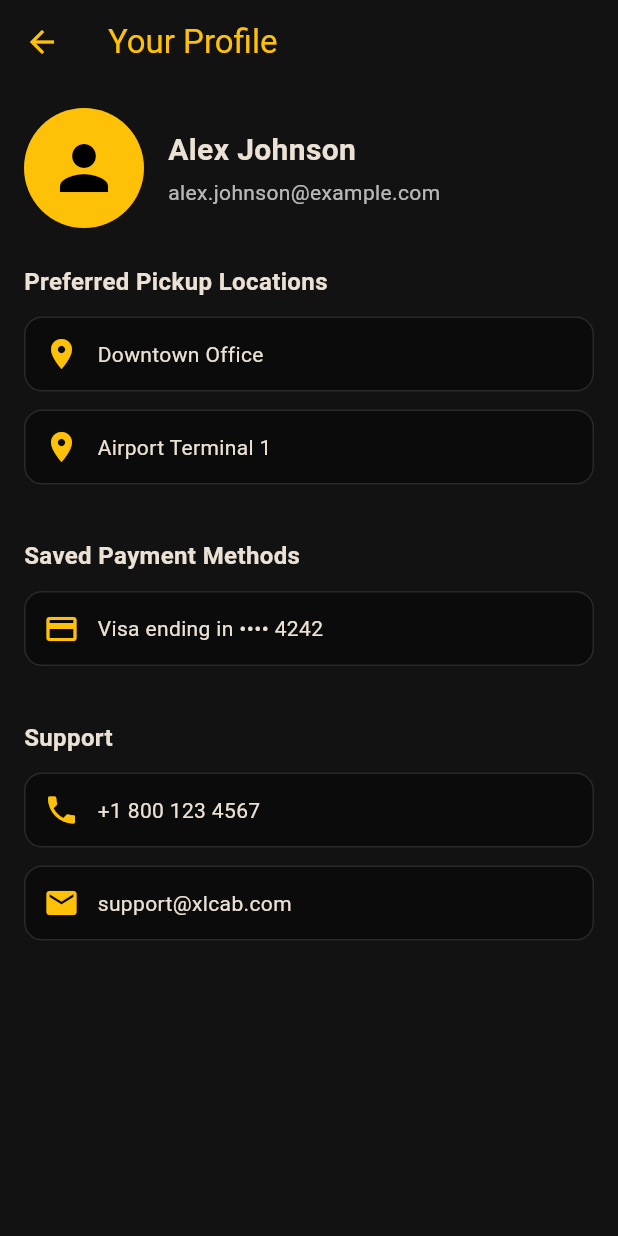
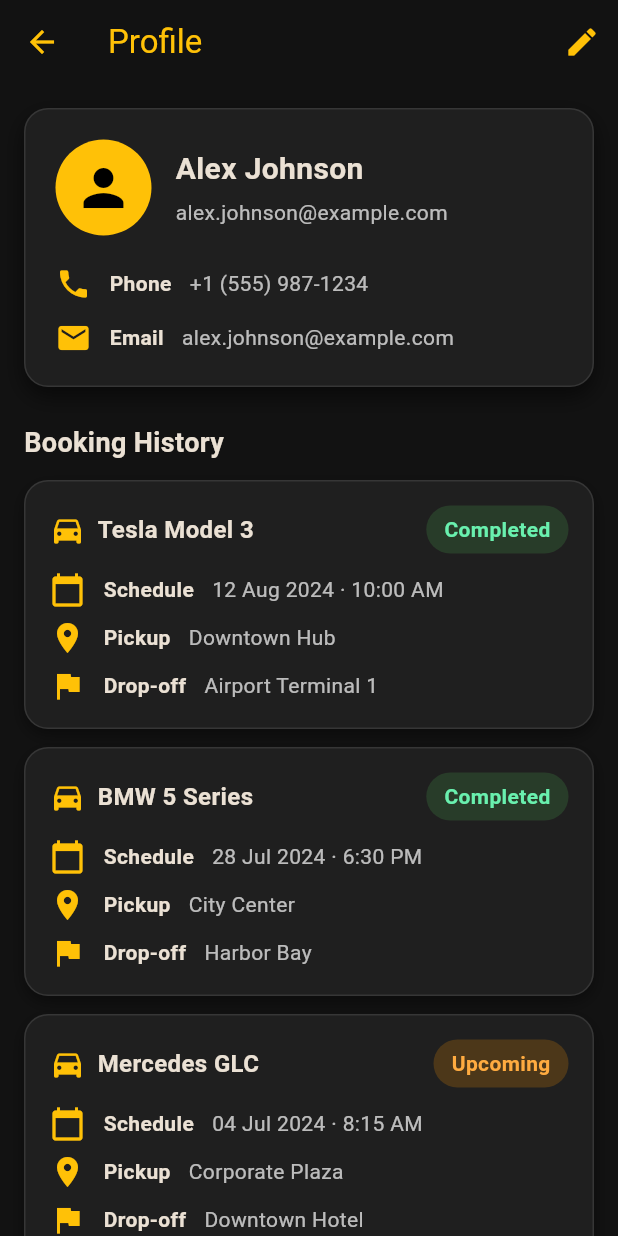
Before and after one commit to Saurabhcoder-cloud/xlcab, a Flutter app: the ProfileScreen screen opened by its route, on a phone screen of 412 x 824 dp. Run offline on Flutter 3.47's test engine with Material 3 defaults, Android fonts, the phone set to English and light mode, and no system bars; network calls fail.

Commit message:
Revamp profile screen with booking history

```diff
--- a/lib/main.dart
+++ b/lib/main.dart
@@ -1113,107 +1113,315 @@
   }
 }
 
-/// Profile screen displaying saved user information and preferences.
+/// Profile screen displaying high-level user information and booking history.
 class ProfileScreen extends StatelessWidget {
   const ProfileScreen({super.key});
 
   static const String routeName = '/profile';
 
+  static const _MockUser _user = _MockUser(
+    name: 'Alex Johnson',
+    email: 'alex.johnson@example.com',
+    phone: '+1 (555) 987-1234',
+  );
+
+  static const List<_BookingHistoryItem> _bookingHistory = <_BookingHistoryItem>[
+    _BookingHistoryItem(
+      carName: 'Tesla Model 3',
+      pickupLocation: 'Downtown Hub',
+      dropLocation: 'Airport Terminal 1',
+      dateLabel: '12 Aug 2024 · 10:00 AM',
+      status: 'Completed',
+    ),
+    _BookingHistoryItem(
+      carName: 'BMW 5 Series',
+      pickupLocation: 'City Center',
+      dropLocation: 'Harbor Bay',
+      dateLabel: '28 Jul 2024 · 6:30 PM',
+      status: 'Completed',
+    ),
+    _BookingHistoryItem(
+      carName: 'Mercedes GLC',
+      pickupLocation: 'Corporate Plaza',
+      dropLocation: 'Downtown Hotel',
+      dateLabel: '04 Jul 2024 · 8:15 AM',
+      status: 'Upcoming',
+    ),
+  ];
+
   @override
   Widget build(BuildContext context) {
     return Scaffold(
-      appBar: AppBar(title: const Text('Your Profile')),
-      body: Padding(
+      appBar: AppBar(
+        title: const Text('Profile'),
+        actions: [
+          IconButton(
+            icon: const Icon(Icons.edit),
+            tooltip: 'Edit profile',
+            onPressed: () {},
+          ),
+        ],
+      ),
+      body: SafeArea(
+        child: SingleChildScrollView(
           padding: const EdgeInsets.all(16),
+          child: Column(
+            crossAxisAlignment: CrossAxisAlignment.start,
+            children: [
+              _ProfileHeader(user: _user),
+              const SizedBox(height: 24),
+              const Text(
+                'Booking History',
+                style: TextStyle(fontSize: 18, fontWeight: FontWeight.w600),
+              ),
+              const SizedBox(height: 12),
+              if (_bookingHistory.isEmpty)
+                Container(
+                  padding: const EdgeInsets.all(16),
+                  decoration: _cardDecoration,
+                  child: const Text('No bookings yet. Start exploring our cars!'),
+                )
+              else
+                Column(
+                  children: _bookingHistory
+                      .map((item) => Padding(
+                            padding: const EdgeInsets.only(bottom: 12),
+                            child: _BookingHistoryCard(item: item),
+                          ))
+                      .toList(),
+                ),
+              const SizedBox(height: 32),
+              Align(
+                alignment: Alignment.centerLeft,
+                child: OutlinedButton.icon(
+                  onPressed: () {},
+                  icon: const Icon(Icons.logout),
+                  label: const Text('Log Out'),
+                  style: OutlinedButton.styleFrom(
+                    foregroundColor: const Color(0xFFFFC107),
+                    side: const BorderSide(color: Color(0xFFFFC107)),
+                    padding: const EdgeInsets.symmetric(horizontal: 20, vertical: 12),
+                  ),
+                ),
+              ),
+            ],
+          ),
+        ),
+      ),
+    );
+  }
+}
+
+const BoxDecoration _cardDecoration = BoxDecoration(
+  color: Color(0xFF1F1F1F),
+  borderRadius: BorderRadius.all(Radius.circular(16)),
+  border: Border.fromBorderSide(BorderSide(color: Colors.white10)),
+  boxShadow: [
+    const BoxShadow(
+      color: Colors.black54,
+      blurRadius: 12,
+      offset: Offset(0, 6),
+    ),
+  ],
+);
+
+class _ProfileHeader extends StatelessWidget {
+  const _ProfileHeader({required this.user});
+
+  final _MockUser user;
+
+  @override
+  Widget build(BuildContext context) {
+    return Container(
+      padding: const EdgeInsets.all(20),
+      decoration: _cardDecoration,
       child: Column(
         crossAxisAlignment: CrossAxisAlignment.start,
         children: [
           Row(
             children: [
               Container(
+                height: 64,
+                width: 64,
                 decoration: const BoxDecoration(
                   shape: BoxShape.circle,
                   color: Color(0xFFFFC107),
                 ),
-                  padding: const EdgeInsets.all(16),
-                  child: const Icon(Icons.person, size: 48, color: Colors.black),
+                child: const Icon(Icons.person, size: 40, color: Colors.black),
               ),
               const SizedBox(width: 16),
-                Column(
+              Expanded(
+                child: Column(
                   crossAxisAlignment: CrossAxisAlignment.start,
-                  children: const [
+                  children: [
                     Text(
-                      'Alex Johnson',
-                      style: TextStyle(fontSize: 20, fontWeight: FontWeight.bold),
+                      user.name,
+                      style: const TextStyle(
+                        fontSize: 20,
+                        fontWeight: FontWeight.bold,
                       ),
-                    SizedBox(height: 4),
+                    ),
+                    const SizedBox(height: 4),
                     Text(
-                      'alex.johnson@example.com',
-                      style: TextStyle(color: Colors.white70),
+                      user.email,
+                      style: const TextStyle(color: Colors.white70),
                     ),
                   ],
                 ),
+              ),
             ],
           ),
-            const SizedBox(height: 24),
-            const Text(
-              'Preferred Pickup Locations',
-              style: TextStyle(fontSize: 16, fontWeight: FontWeight.bold),
+          const SizedBox(height: 20),
+          _ProfileDetailRow(
+            icon: Icons.phone,
+            label: 'Phone',
+            value: user.phone,
           ),
           const SizedBox(height: 12),
-            const _ProfileListItem(icon: Icons.location_on, label: 'Downtown Office'),
-            const _ProfileListItem(icon: Icons.location_on, label: 'Airport Terminal 1'),
-            const SizedBox(height: 24),
-            const Text(
-              'Saved Payment Methods',
-              style: TextStyle(fontSize: 16, fontWeight: FontWeight.bold),
-            ),
-            const SizedBox(height: 12),
-            const _ProfileListItem(icon: Icons.credit_card, label: 'Visa ending in •••• 4242'),
-            const SizedBox(height: 24),
-            const Text(
-              'Support',
-              style: TextStyle(fontSize: 16, fontWeight: FontWeight.bold),
-            ),
-            const SizedBox(height: 12),
-            const _ProfileListItem(icon: Icons.phone, label: '+1 800 123 4567'),
-            const _ProfileListItem(icon: Icons.email, label: 'support@xlcab.com'),
-          ],
-        ),
-      ),
-    );
-  }
-}
-
-/// Simple reusable list tile for profile information.
-class _ProfileListItem extends StatelessWidget {
-  const _ProfileListItem({required this.icon, required this.label});
-
-  final IconData icon;
-  final String label;
-
-  @override
-  Widget build(BuildContext context) {
-    return Container(
-      margin: const EdgeInsets.only(bottom: 12),
-      padding: const EdgeInsets.all(12),
-      decoration: BoxDecoration(
-        color: Colors.black.withOpacity(0.4),
-        borderRadius: BorderRadius.circular(12),
-        border: Border.all(color: Colors.white12),
-      ),
-      child: Row(
-        children: [
-          Icon(icon, color: const Color(0xFFFFC107)),
-          const SizedBox(width: 12),
-          Expanded(
-            child: Text(
-              label,
-              style: const TextStyle(fontSize: 14),
-            ),
+          _ProfileDetailRow(
+            icon: Icons.email,
+            label: 'Email',
+            value: user.email,
           ),
         ],
       ),
     );
   }
 }
+
+class _ProfileDetailRow extends StatelessWidget {
+  const _ProfileDetailRow({
+    required this.icon,
+    required this.label,
+    required this.value,
+  });
+
+  final IconData icon;
+  final String label;
+  final String value;
+
+  @override
+  Widget build(BuildContext context) {
+    return Row(
+      children: [
+        Icon(icon, color: const Color(0xFFFFC107)),
+        const SizedBox(width: 12),
+        Text(
+          label,
+          style: const TextStyle(fontWeight: FontWeight.w600),
+        ),
+        const SizedBox(width: 12),
+        Expanded(
+          child: Text(
+            value,
+            style: const TextStyle(color: Colors.white70),
+          ),
+        ),
+      ],
+    );
+  }
+}
+
+class _BookingHistoryCard extends StatelessWidget {
+  const _BookingHistoryCard({required this.item});
+
+  final _BookingHistoryItem item;
+
+  @override
+  Widget build(BuildContext context) {
+    return Container(
+      padding: const EdgeInsets.all(16),
+      decoration: _cardDecoration.copyWith(
+        boxShadow: const [
+          BoxShadow(
+            color: Colors.black38,
+            blurRadius: 8,
+            offset: Offset(0, 4),
+          ),
+        ],
+      ),
+      child: Column(
+        crossAxisAlignment: CrossAxisAlignment.start,
+        children: [
+          Row(
+            children: [
+              const Icon(Icons.directions_car, color: Color(0xFFFFC107)),
+              const SizedBox(width: 8),
+              Expanded(
+                child: Text(
+                  item.carName,
+                  style: const TextStyle(
+                    fontSize: 16,
+                    fontWeight: FontWeight.w600,
+                  ),
+                ),
+              ),
+              Container(
+                padding: const EdgeInsets.symmetric(horizontal: 12, vertical: 6),
+                decoration: BoxDecoration(
+                  color: item.status == 'Completed'
+                      ? Colors.green.withOpacity(0.2)
+                      : Colors.orange.withOpacity(0.2),
+                  borderRadius: BorderRadius.circular(20),
+                ),
+                child: Text(
+                  item.status,
+                  style: TextStyle(
+                    color: item.status == 'Completed' ? Colors.greenAccent : Colors.orangeAccent,
+                    fontWeight: FontWeight.w600,
+                  ),
+                ),
+              ),
+            ],
+          ),
+          const SizedBox(height: 12),
+          _ProfileDetailRow(
+            icon: Icons.calendar_today,
+            label: 'Schedule',
+            value: item.dateLabel,
+          ),
+          const SizedBox(height: 8),
+          _ProfileDetailRow(
+            icon: Icons.location_on,
+            label: 'Pickup',
+            value: item.pickupLocation,
+          ),
+          const SizedBox(height: 8),
+          _ProfileDetailRow(
+            icon: Icons.flag,
+            label: 'Drop-off',
+            value: item.dropLocation,
+          ),
+        ],
+      ),
+    );
+  }
+}
+
+class _MockUser {
+  const _MockUser({
+    required this.name,
+    required this.email,
+    required this.phone,
+  });
+
+  final String name;
+  final String email;
+  final String phone;
+}
+
+class _BookingHistoryItem {
+  const _BookingHistoryItem({
+    required this.carName,
+    required this.pickupLocation,
+    required this.dropLocation,
+    required this.dateLabel,
+    required this.status,
+  });
+
+  final String carName;
+  final String pickupLocation;
+  final String dropLocation;
+  final String dateLabel;
+  final String status;
+}
```
Lines whose indentation alone changed are shown as unchanged.
